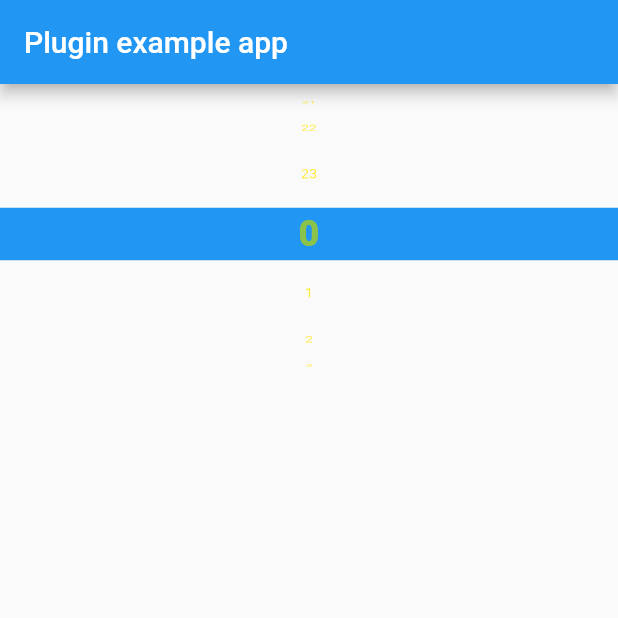
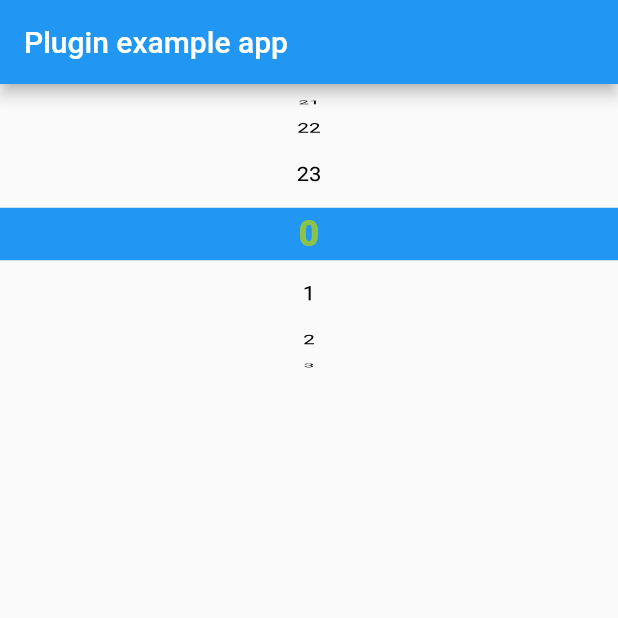
Before and after one commit to Suzaku10/time_picker, a Flutter app: the screen it shows after launch, on a phone screen of 412 x 824 dp, the top half of it. Run offline on Flutter 3.47's test engine with Material 2 defaults, Android fonts, the phone set to English and light mode, and no system bars.

Commit message:
color transition

```diff
--- a/example/lib/main.dart
+++ b/example/lib/main.dart
@@ -52,8 +52,8 @@ class _MyAppState extends State<MyApp> {
 
   void _scrollListener() {
     setState(() {
-      print((_controller.offset.round() % 35) / (35));
       lerps = (_controller.offset.round() % 35) / (35);
+      print("ini adalah lerps :${1 - lerps}");
     });
   }
 
@@ -61,20 +61,28 @@ class _MyAppState extends State<MyApp> {
   Widget build(BuildContext context) {
     return MaterialApp(
       home: Scaffold(
-          appBar: AppBar(
-            title: const Text('Plugin example app'),
-          ),
-          body: Container(height: 200, child: _coba())),
+          appBar: AppBar(title: const Text('Plugin example app')), body: Container(height: 200, child: _coba())),
     );
   }
 
   Widget _tst() {
     return NumberPickerDialog.decimal(
-      minValue: 1,
-      maxValue: 10,
-      title: new Text("Pick a new price"),
-      initialDoubleValue: 6,
-    );
+        minValue: 1, maxValue: 10, title: new Text("Pick a new price"), initialDoubleValue: 6);
+  }
+
+  List<Widget> _children() {
+    return List.generate(24, (index) {
+      return Center(
+          child: AnimatedDefaultTextStyle(
+              child: Text(index.toString()),
+              style: tesdong == index
+                  ? TextStyle(
+                      color: Color.lerp(Colors.lightGreen, Colors.black, lerps < 0.5 ? lerps : 1-lerps ),
+                      fontWeight: FontWeight.w800,
+                      fontSize: 24)
+                  : TextStyle(color: Colors.black, fontSize: 15),
+              duration: Duration(milliseconds: 100)));
+    });
   }
 
   Widget _coba() {
@@ -94,19 +102,7 @@ class _MyAppState extends State<MyApp> {
 //          useMagnifier: true,
 //          magnification: 2.0,
 //            perspective: 0.0099,
-                childDelegate: ListWheelChildLoopingListDelegate(
-                    children: List.generate(24, (index) {
-                  return Center(
-                      child: AnimatedDefaultTextStyle(
-                          child: Text(index.toString()),
-                          style: tesdong == index
-                              ? TextStyle(
-                                  color: Color.lerp(Colors.lightGreen, Colors.black, lerps),
-                                  fontWeight: FontWeight.w800,
-                                  fontSize: 24)
-                              : TextStyle(color: Colors.yellow, fontSize: 10),
-                          duration: Duration(milliseconds: 500)));
-                }))))
+                childDelegate: ListWheelChildLoopingListDelegate(children: _children())))
       ],
     );
   }
```
